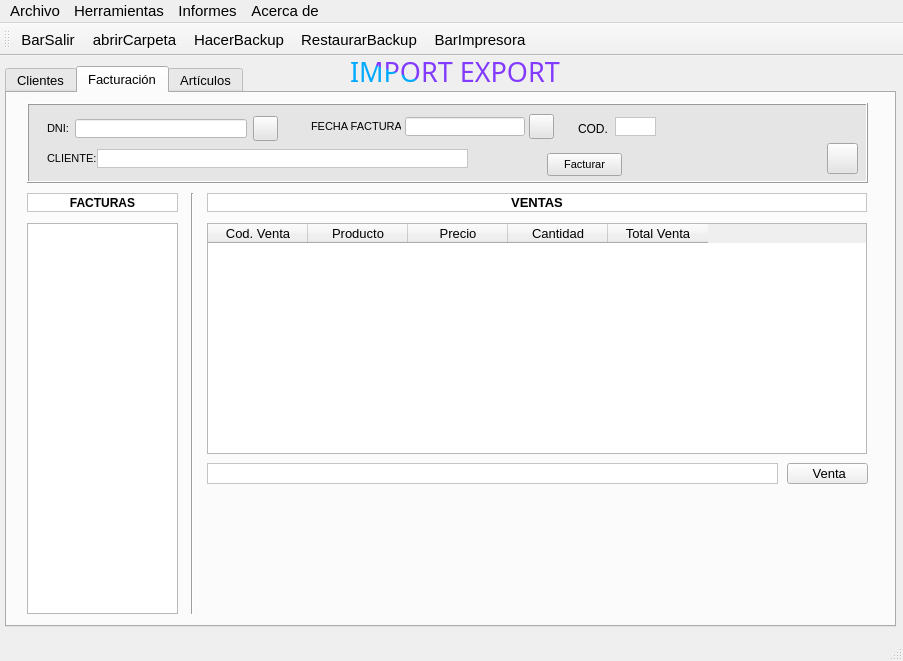
This is prueba.ui in solglez/gonzalezescolar as Qt 5 draws it before an edit. The edited form follows.
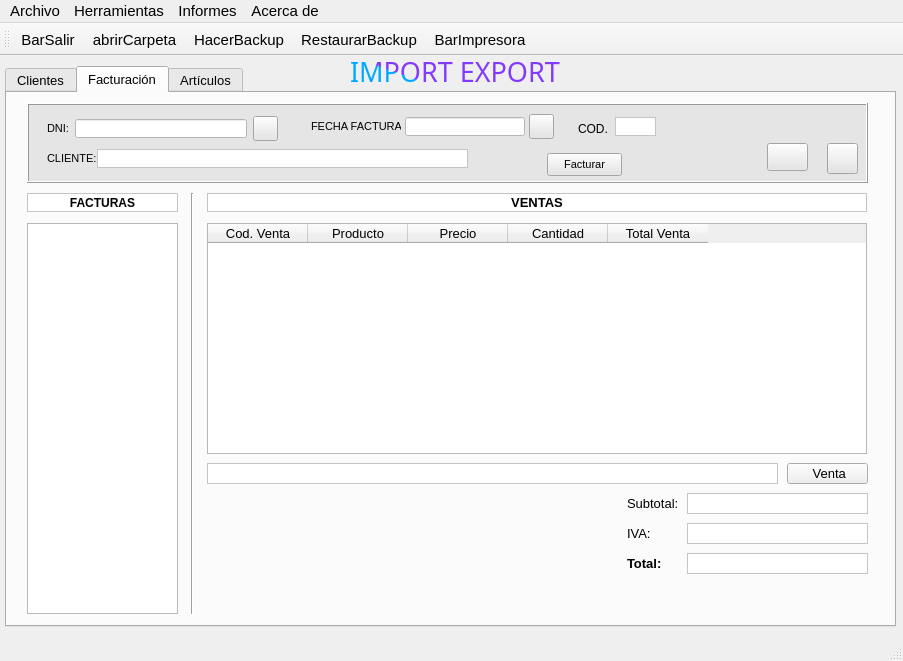
This is the edited form. Icons and pictures are not drawn.

Commit message: Añadidos campos de de SUBTOTAL, IVA Y TOTAL en la interfaz y el código. Botón de impresión en la tab de facturas. Solución de segundo cero en campos de venta. Falta incluir los totales en la impresión de facturas.

The edit to the form file:
```diff
--- a/prueba.ui
+++ b/prueba.ui
@@ -1688,6 +1688,40 @@
          <normaloff>img/reloadBtn.png</normaloff>img/reloadBtn.png</iconset>
        </property>
       </widget>
+      <widget class="QPushButton" name="btnReportFac">
+       <property name="geometry">
+        <rect>
+         <x>740</x>
+         <y>40</y>
+         <width>41</width>
+         <height>28</height>
+        </rect>
+       </property>
+       <property name="maximumSize">
+        <size>
+         <width>16777215</width>
+         <height>28</height>
+        </size>
+       </property>
+       <property name="font">
+        <font>
+         <pointsize>7</pointsize>
+        </font>
+       </property>
+       <property name="text">
+        <string/>
+       </property>
+       <property name="icon">
+        <iconset>
+         <normaloff>img/impresora.png</normaloff>img/impresora.png</iconset>
+       </property>
+       <property name="iconSize">
+        <size>
+         <width>25</width>
+         <height>25</height>
+        </size>
+       </property>
+      </widget>
      </widget>
      <widget class="QTableWidget" name="tabFacturas">
       <property name="enabled">
@@ -1945,6 +1979,167 @@
         <normaloff>img/papelera.png</normaloff>img/papelera.png</iconset>
       </property>
      </widget>
+     <widget class="QLabel" name="lblSubtotal">
+      <property name="geometry">
+       <rect>
+        <x>680</x>
+        <y>400</y>
+        <width>181</width>
+        <height>21</height>
+       </rect>
+      </property>
+      <property name="maximumSize">
+       <size>
+        <width>660</width>
+        <height>21</height>
+       </size>
+      </property>
+      <property name="font">
+       <font>
+        <pointsize>10</pointsize>
+        <weight>50</weight>
+        <bold>false</bold>
+       </font>
+      </property>
+      <property name="styleSheet">
+       <string notr="true">background-color: rgb(255, 255, 255);</string>
+      </property>
+      <property name="frameShape">
+       <enum>QFrame::StyledPanel</enum>
+      </property>
+      <property name="text">
+       <string/>
+      </property>
+      <property name="alignment">
+       <set>Qt::AlignRight|Qt::AlignTrailing|Qt::AlignVCenter</set>
+      </property>
+     </widget>
+     <widget class="QLabel" name="lblIva">
+      <property name="geometry">
+       <rect>
+        <x>680</x>
+        <y>430</y>
+        <width>181</width>
+        <height>21</height>
+       </rect>
+      </property>
+      <property name="maximumSize">
+       <size>
+        <width>660</width>
+        <height>21</height>
+       </size>
+      </property>
+      <property name="font">
+       <font>
+        <pointsize>10</pointsize>
+        <weight>50</weight>
+        <bold>false</bold>
+       </font>
+      </property>
+      <property name="styleSheet">
+       <string notr="true">background-color: rgb(255, 255, 255);</string>
+      </property>
+      <property name="frameShape">
+       <enum>QFrame::StyledPanel</enum>
+      </property>
+      <property name="text">
+       <string/>
+      </property>
+      <property name="alignment">
+       <set>Qt::AlignRight|Qt::AlignTrailing|Qt::AlignVCenter</set>
+      </property>
+     </widget>
+     <widget class="QLabel" name="lblTotal">
+      <property name="geometry">
+       <rect>
+        <x>680</x>
+        <y>460</y>
+        <width>181</width>
+        <height>21</height>
+       </rect>
+      </property>
+      <property name="maximumSize">
+       <size>
+        <width>660</width>
+        <height>21</height>
+       </size>
+      </property>
+      <property name="font">
+       <font>
+        <pointsize>10</pointsize>
+        <weight>75</weight>
+        <bold>true</bold>
+       </font>
+      </property>
+      <property name="styleSheet">
+       <string notr="true">background-color: rgb(255, 255, 255);</string>
+      </property>
+      <property name="frameShape">
+       <enum>QFrame::StyledPanel</enum>
+      </property>
+      <property name="text">
+       <string/>
+      </property>
+      <property name="alignment">
+       <set>Qt::AlignCenter</set>
+      </property>
+     </widget>
+     <widget class="QLabel" name="label_7">
+      <property name="geometry">
+       <rect>
+        <x>620</x>
+        <y>400</y>
+        <width>51</width>
+        <height>21</height>
+       </rect>
+      </property>
+      <property name="font">
+       <font>
+        <pointsize>10</pointsize>
+       </font>
+      </property>
+      <property name="text">
+       <string>Subtotal:</string>
+      </property>
+     </widget>
+     <widget class="QLabel" name="label_8">
+      <property name="geometry">
+       <rect>
+        <x>620</x>
+        <y>430</y>
+        <width>51</width>
+        <height>21</height>
+       </rect>
+      </property>
+      <property name="font">
+       <font>
+        <pointsize>10</pointsize>
+       </font>
+      </property>
+      <property name="text">
+       <string>IVA:</string>
+      </property>
+     </widget>
+     <widget class="QLabel" name="label_9">
+      <property name="geometry">
+       <rect>
+        <x>620</x>
+        <y>460</y>
+        <width>51</width>
+        <height>21</height>
+       </rect>
+      </property>
+      <property name="font">
+       <font>
+        <pointsize>10</pointsize>
+        <weight>75</weight>
+        <bold>true</bold>
+       </font>
+      </property>
+      <property name="text">
+       <string>Total:</string>
+      </property>
+     </widget>
     </widget>
     <widget class="QWidget" name="tab_3">
      <attribute name="title">
```
Left out of the diff: 2 changed lines with no effect on the pictures. The commit also changes 5 other files.
